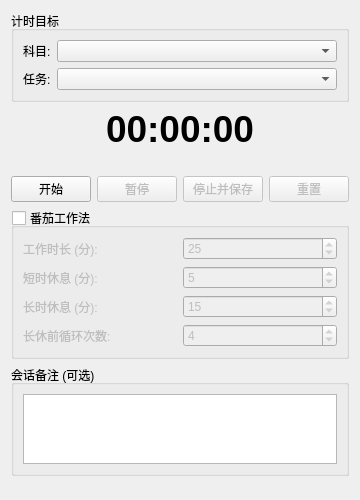
Old version of the form src/gui/TimerWidget.ui in the repository Endersniper024/cppgroupwork.
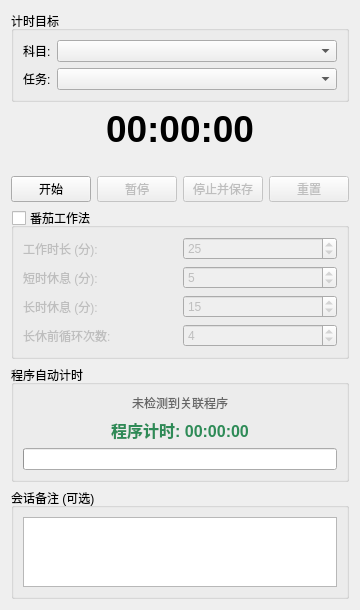
New version of the form. Icons and pictures are not drawn.

Commit message:
完善程序关联与自动计时功能，优化悬浮窗布局
- 实现ProcessMonitor获取真实进程列表，移除假程序列表
- 新增ProcessLink/ProcessTimeLog结构体，DatabaseManager支持程序关联数据
- 新增ProcessMonitorService，自动记录程序运行时间
- MainWindow集成ProcessMonitorService，支持任务-程序关联后自动监控
- TimerWidget界面新增程序自动计时显示区，支持程序监控状态、计时、进度条
- 学习报告系统扩展支持程序时间统计、对比分析
- TaskDialog界面显示程序关联、程序计时、实际用时
- 优化悬浮窗布局：缩小按钮大小，单行显示，删除透明度控制
- 修复API key输入框父窗口问题，确保对话框正确显示在最前面
- 降低ProcessMonitor检查频率(1s3s)，减少系统负载
- TimerWidget新增定时器每2秒刷新程序计时数字，保证实时更新

Diff of the .ui file:
```diff
--- a/src/gui/TimerWidget.ui
+++ b/src/gui/TimerWidget.ui
@@ -221,6 +221,64 @@
      </layout>
     </widget>
    </item>
+   <item>
+    <widget class="QGroupBox" name="programMonitorGroupBox">
+     <property name="title">
+      <string>程序自动计时</string>
+     </property>
+     <layout class="QVBoxLayout" name="programMonitorLayout">
+      <item>
+       <widget class="QLabel" name="programStatusLabel">
+        <property name="text">
+         <string>未检测到关联程序</string>
+        </property>
+        <property name="alignment">
+         <set>Qt::AlignCenter</set>
+        </property>
+        <property name="styleSheet">
+         <string>color: #666;</string>
+        </property>
+       </widget>
+      </item>
+      <item>
+       <widget class="QLabel" name="programTimeLabel">
+        <property name="text">
+         <string>程序计时: 00:00:00</string>
+        </property>
+        <property name="alignment">
+         <set>Qt::AlignCenter</set>
+        </property>
+        <property name="font">
+         <font>
+          <pointsize>12</pointsize>
+          <weight>75</weight>
+          <bold>true</bold>
+         </font>
+        </property>
+        <property name="styleSheet">
+         <string>color: #2E8B57;</string>
+        </property>
+       </widget>
+      </item>
+      <item>
+       <widget class="QProgressBar" name="programTimeProgressBar">
+        <property name="visible">
+         <bool>false</bool>
+        </property>
+        <property name="maximum">
+         <number>100</number>
+        </property>
+        <property name="value">
+         <number>0</number>
+        </property>
+        <property name="textVisible">
+         <bool>false</bool>
+        </property>
+       </widget>
+      </item>
+     </layout>
+    </widget>
+   </item>
    <item>
     <widget class="QGroupBox" name="notesGroupBox">
      <property name="title">
```
The commit also changes 28 other files.
